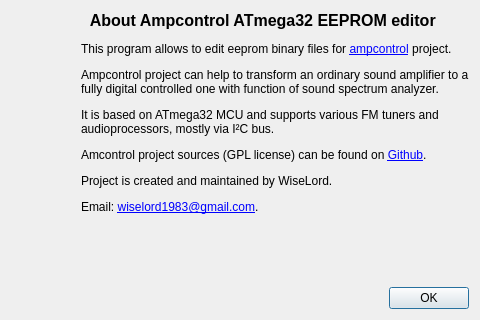
First picture: the form in editor/aboutdialog.ui, repository WiseLord/ampcontrol, before the edit.
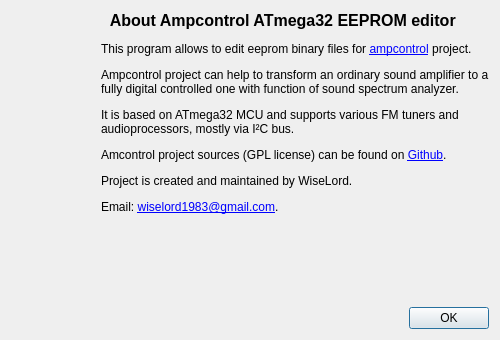
Second picture: the form after the edit. Icons and pictures are not drawn.

The edit to the form file:
```diff
--- a/editor/aboutdialog.ui
+++ b/editor/aboutdialog.ui
@@ -6,8 +6,8 @@
    <rect>
     <x>0</x>
     <y>0</y>
-    <width>480</width>
-    <height>320</height>
+    <width>500</width>
+    <height>340</height>
    </rect>
   </property>
   <property name="windowTitle">
```
